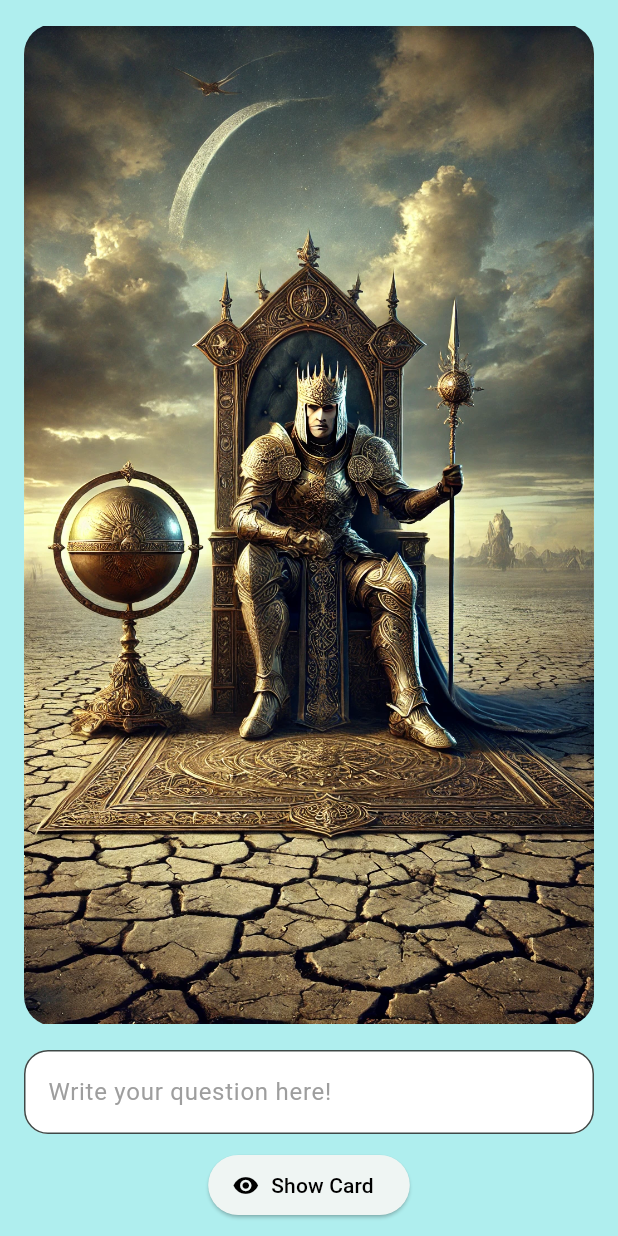
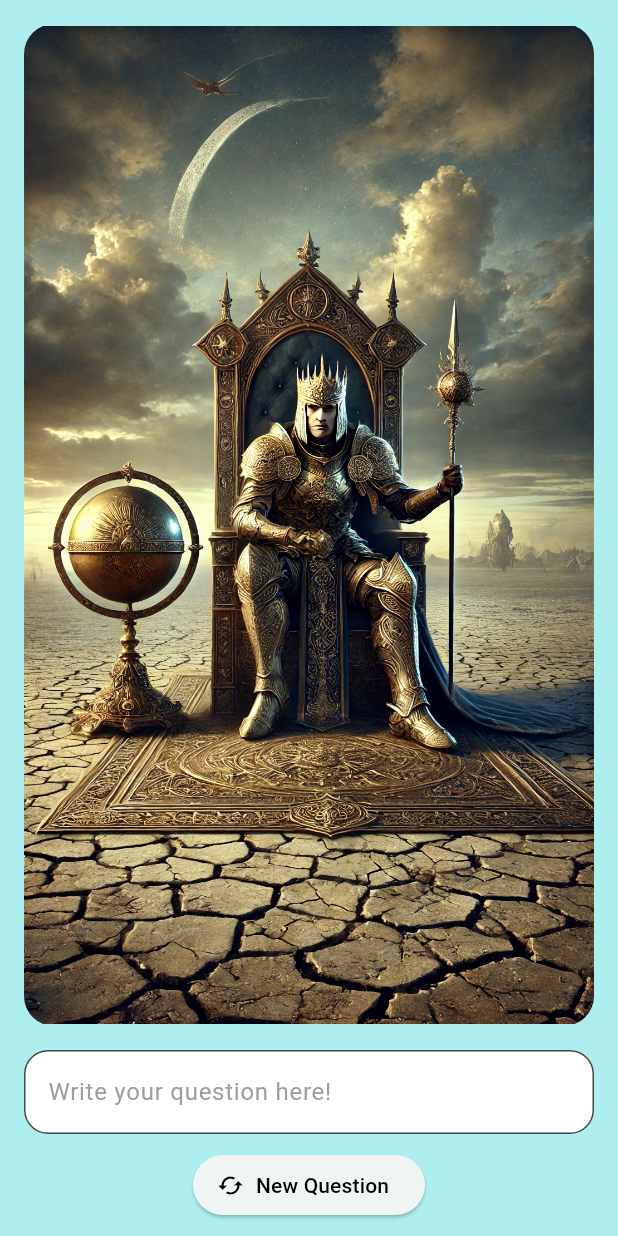
Before and after one commit to TiborMaron/Tarot, a Flutter app: the screen it shows after launch, after a tap on "Show Card", on a phone screen of 412 x 824 dp. Run offline on Flutter 3.47's test engine with Material 3 defaults, Android fonts, the phone set to English and light mode, and no system bars.

Commit message:
Modified logic to generate new Card

```diff
--- a/lib/pages/draw_card_page.dart
+++ b/lib/pages/draw_card_page.dart
@@ -18,11 +18,13 @@ class DrawCardState extends State<DrawCard> with SingleTickerProviderStateMixin
   @override
   void dispose() {
     _controller.dispose();
+    _textController.dispose();
     super.dispose();
   }
 
   Card? _selectedCard;
-  bool _showImage = false;
+  bool _isFlipped = false;
+  final TextEditingController _textController = TextEditingController();
 
   final List<Card> _cardDeck = [
     Card(name: 'The Emperor', assetPath: 'assets/cards/the_emperor.webp'),
@@ -31,16 +33,17 @@ class DrawCardState extends State<DrawCard> with SingleTickerProviderStateMixin
     Card(name: 'Nine of Wands', assetPath: 'assets/cards/nine_of_wands.webp'),
   ];
 
-  void _toggleImage() {
+  void _toggleCard() {
     setState(() {
-      _showImage = !_showImage;
-      if (_showImage) {
+      if (!_isFlipped) {
         // TODO: Change it to crytopgraphically safe random generator?
         _selectedCard = _cardDeck[math.Random().nextInt(_cardDeck.length)];
         _controller.forward();
       } else {
         _controller.reverse();
+        _textController.clear();
       }
+      _isFlipped = !_isFlipped;
     });
   }
 
@@ -92,6 +95,7 @@ class DrawCardState extends State<DrawCard> with SingleTickerProviderStateMixin
             Padding(
               padding: const EdgeInsets.symmetric(horizontal: 16),
               child: TextField(
+                controller: _textController,
                 decoration: InputDecoration(
                   filled: true,
                   fillColor: Colors.white,
@@ -110,11 +114,14 @@ class DrawCardState extends State<DrawCard> with SingleTickerProviderStateMixin
 
             // Button
             ElevatedButton.icon(
-              onPressed: _toggleImage,
-              icon: const Icon(Icons.visibility, color: Colors.black),
-              label: const Text(
-                'Show Card',
-              style: TextStyle(color: Colors.black),),
+              onPressed: _toggleCard,
+              icon: Icon(
+                _isFlipped ? Icons.cached : Icons.visibility,
+                color: Colors.black),
+              label: Text(
+                _isFlipped ? 'New Question' : 'Show Card',
+                style: TextStyle(color: Colors.black),
+              ),
             ),
 
             const SizedBox(height: 10),
```
